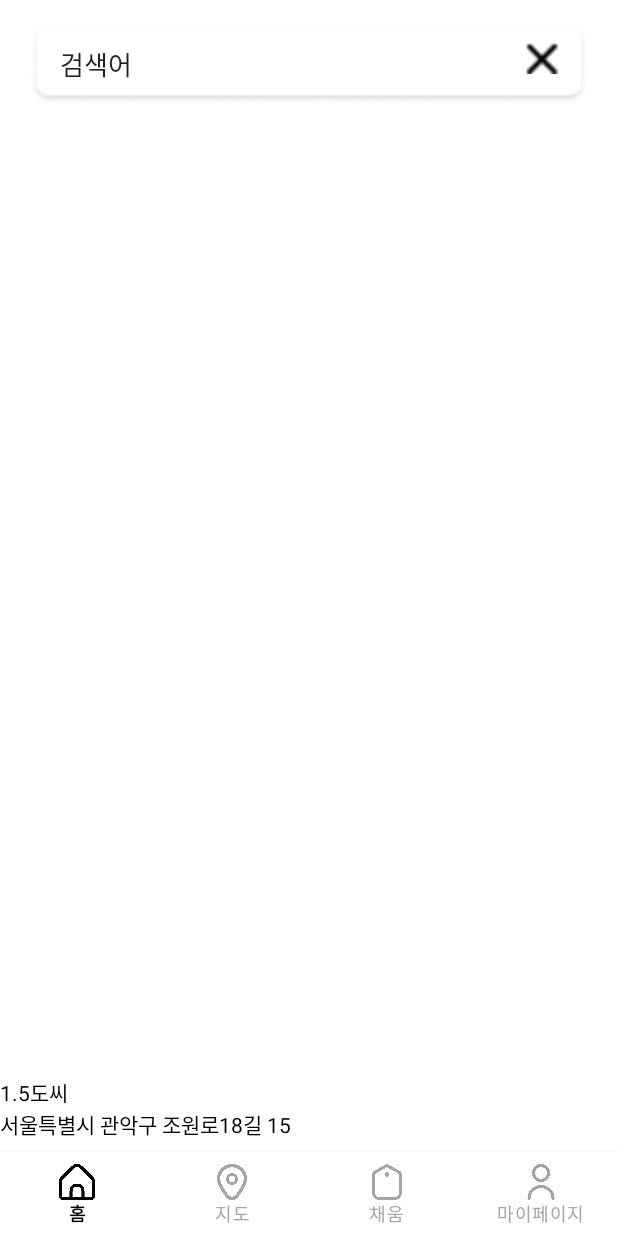
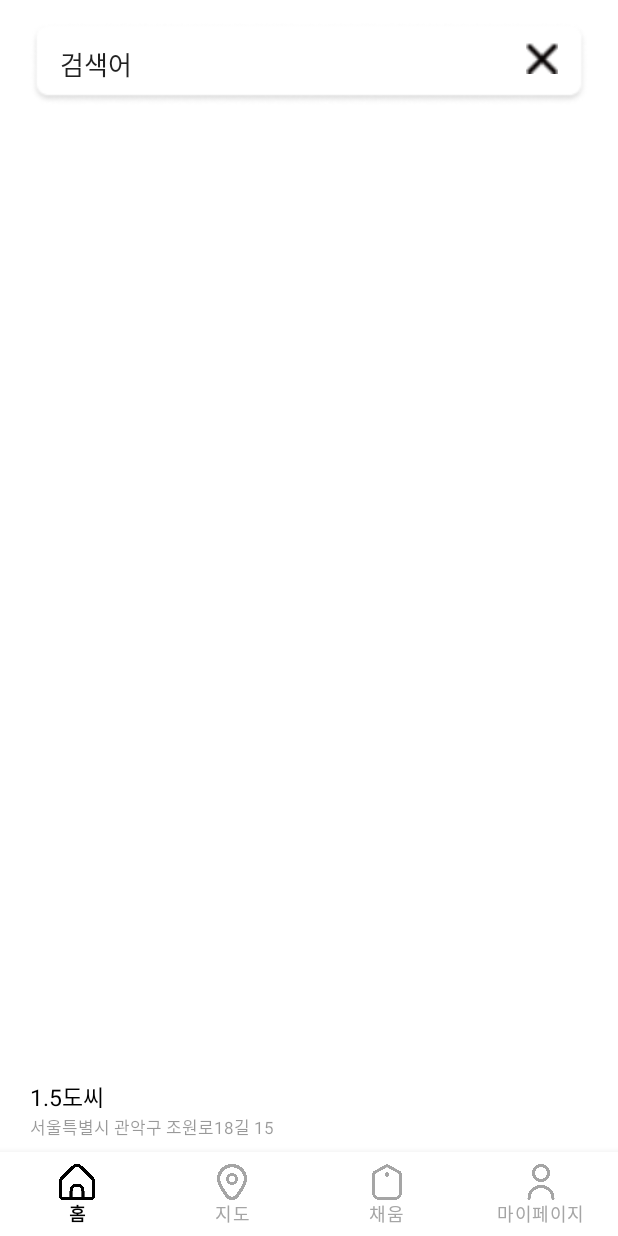
Before and after one commit to qorwlalsjimin/Cheum_STAC_pervious, an Android app: the fragment ChildMapFragment placed in its activity, on a phone screen of 412 x 824 dp. Run offline under Robolectric (Android 15) with nearby library versions, the phone set to English and light mode, and no system bars; our stand-ins replace Firebase (no records; nobody signed in at launch, a user with empty details on screens opened directly); libraries missing offline, so code that uses them is left out: net.daum.mf; 2 statements that could not run were skipped.

Commit message:
xml 다듬기

```diff
--- a/app/src/main/res/layout/fragment_child_map.xml
+++ b/app/src/main/res/layout/fragment_child_map.xml
@@ -97,16 +97,21 @@
         android:orientation="vertical"
         android:background="@color/white"
         android:layout_alignBottom="@id/frame_map"
+        android:paddingHorizontal="20dp"
+        android:paddingTop="8dp"
         android:paddingVertical="8dp">
         <TextView
             android:id="@+id/text_store_name"
             android:layout_width="wrap_content"
             android:layout_height="wrap_content"
+            android:textSize="15dp"
             android:text="가게 이름"/>
         <TextView
             android:id="@+id/text_store_location"
             android:layout_width="wrap_content"
             android:layout_height="wrap_content"
+            android:textSize="11dp"
+            android:textColor="#66000000"
             android:text="가게 위치"/>
     </LinearLayout>
 
```
